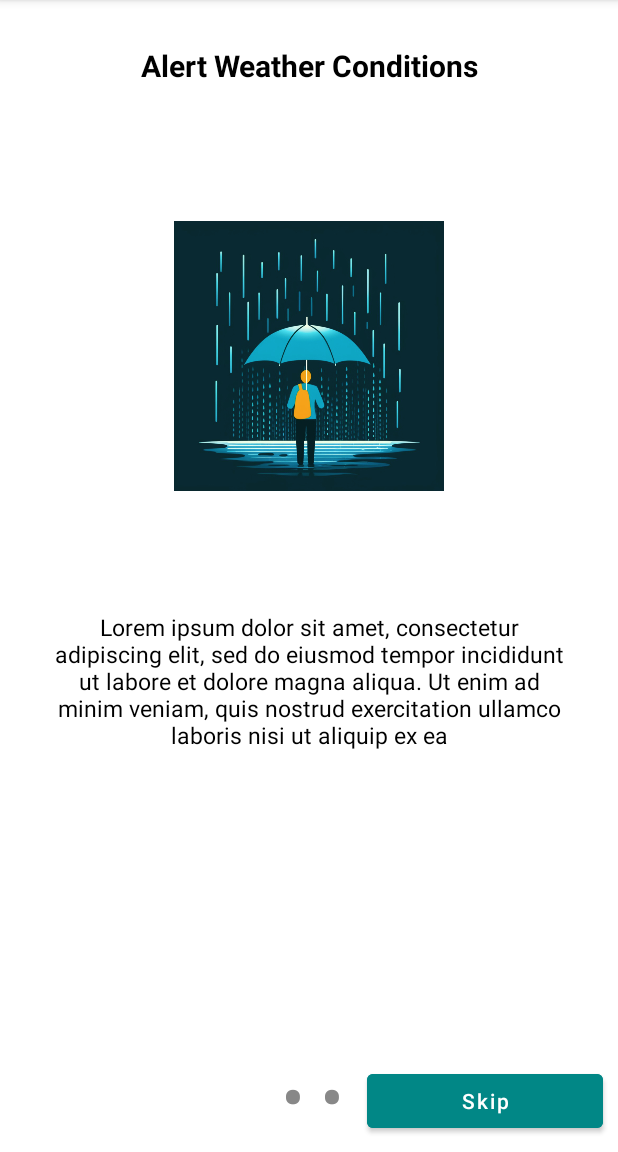
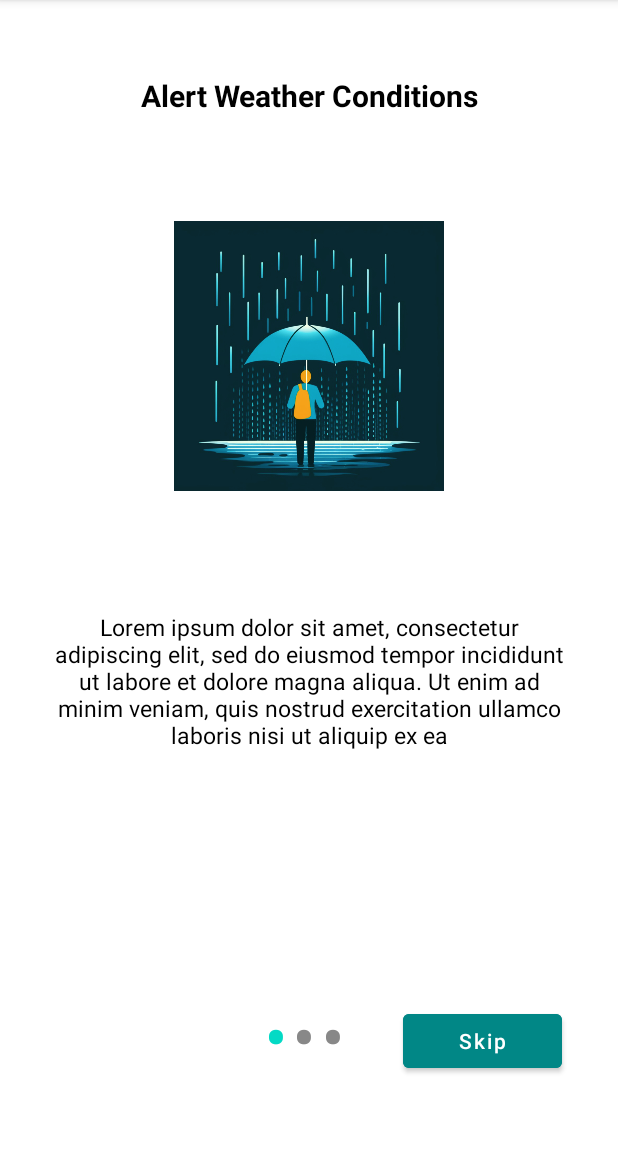
Before and after one commit to vchu22/OutGo-Alert, an Android app: the screen it shows after launch (MainActivity), on a phone screen of 412 x 824 dp, the part 84-1236 px from its top. Run offline under Robolectric (Android 15) with nearby library versions, the phone set to English and light mode, and no system bars; our stand-ins replace navigation-ui.

Commit message:
update intro slider layout spacing and colors

```diff
--- a/app/src/main/java/io/github/vchu22/outgoalert/MainActivity.kt
+++ b/app/src/main/java/io/github/vchu22/outgoalert/MainActivity.kt
@@ -98,20 +98,19 @@ class MainActivity : AppCompatActivity() {
         override fun onPageSelected(position: Int) {
             // we are calling our dots method to
             // change the position of selected dots.
-
             // on below line we are checking position and updating text view text color.
             if (position == 0) {
                 indicatorSlideTwoTV.setTextColor(resources.getColor(R.color.grey))
                 indicatorSlideThreeTV.setTextColor(resources.getColor(R.color.grey))
-                indicatorSlideOneTV.setTextColor(resources.getColor(R.color.white))
+                indicatorSlideOneTV.setTextColor(resources.getColor(R.color.teal_200))
 
             } else if (position == 1) {
-                indicatorSlideTwoTV.setTextColor(resources.getColor(R.color.white))
+                indicatorSlideTwoTV.setTextColor(resources.getColor(R.color.teal_200))
                 indicatorSlideThreeTV.setTextColor(resources.getColor(R.color.grey))
                 indicatorSlideOneTV.setTextColor(resources.getColor(R.color.grey))
             } else {
                 indicatorSlideTwoTV.setTextColor(resources.getColor(R.color.grey))
-                indicatorSlideThreeTV.setTextColor(resources.getColor(R.color.white))
+                indicatorSlideThreeTV.setTextColor(resources.getColor(R.color.teal_200))
                 indicatorSlideOneTV.setTextColor(resources.getColor(R.color.grey))
             }
         }
--- a/app/src/main/res/layout/activity_main.xml
+++ b/app/src/main/res/layout/activity_main.xml
@@ -19,6 +19,7 @@
     <LinearLayout
         android:layout_width="match_parent"
         android:layout_height="wrap_content"
+        android:paddingVertical="40dp"
         android:layout_alignParentBottom="true"
         android:background="@android:color/transparent"
         android:orientation="horizontal"
@@ -27,7 +28,7 @@
         <View
             android:layout_width="0dp"
             android:layout_height="0dp"
-            android:layout_weight="2" />
+            android:layout_weight="2.4" />
 
         <!--adding linear layout for
             creating dots view-->
@@ -35,11 +36,12 @@
             android:id="@+id/idLLDots"
             android:layout_width="0dp"
             android:layout_height="wrap_content"
+            android:layout_marginEnd="30dp"
             android:layout_gravity="center_horizontal"
             android:layout_weight="1"
             android:gravity="center_horizontal"
             android:orientation="horizontal"
-            android:weightSum="3">
+            android:weightSum="4">
 
             <!--on below line we are creating a text view
                 for displaying our dots-->
@@ -52,7 +54,7 @@
                 android:layout_weight="1"
                 android:text="•"
                 android:textAlignment="center"
-                android:textColor="@color/white"
+                android:textColor="@color/teal_200"
                 android:textSize="40sp"
                 android:textStyle="bold" />
 
@@ -93,8 +95,9 @@
             android:id="@+id/idBtnSkip"
             android:layout_width="0dp"
             android:layout_height="wrap_content"
-            android:layout_margin="10dp"
-            android:layout_weight="2"
+            android:layout_marginVertical="10dp"
+            android:layout_marginEnd="30dp"
+            android:layout_weight="1.5"
             android:backgroundTint="@color/button_color"
             android:padding="4dp"
             android:text="Skip"
--- a/app/src/main/res/layout/intro_slider_item.xml
+++ b/app/src/main/res/layout/intro_slider_item.xml
@@ -11,7 +11,7 @@
         android:id="@+id/idTVSliderTitle"
         android:layout_width="match_parent"
         android:layout_height="wrap_content"
-        android:layout_margin="20dp"
+        android:layout_marginTop="40dp"
         android:gravity="center"
         android:padding="10dp"
         android:text="@string/intro_slide_1_title"
@@ -29,8 +29,7 @@
         android:layout_below="@id/idTVSliderTitle"
         android:layout_centerHorizontal="true"
         android:layout_marginTop="50dp"
-        android:padding="10dp"
-        android:src="@mipmap/ic_launcher" />
+        android:padding="10dp" />
 
     <!--text view for displaying our
         slider description-->
```
